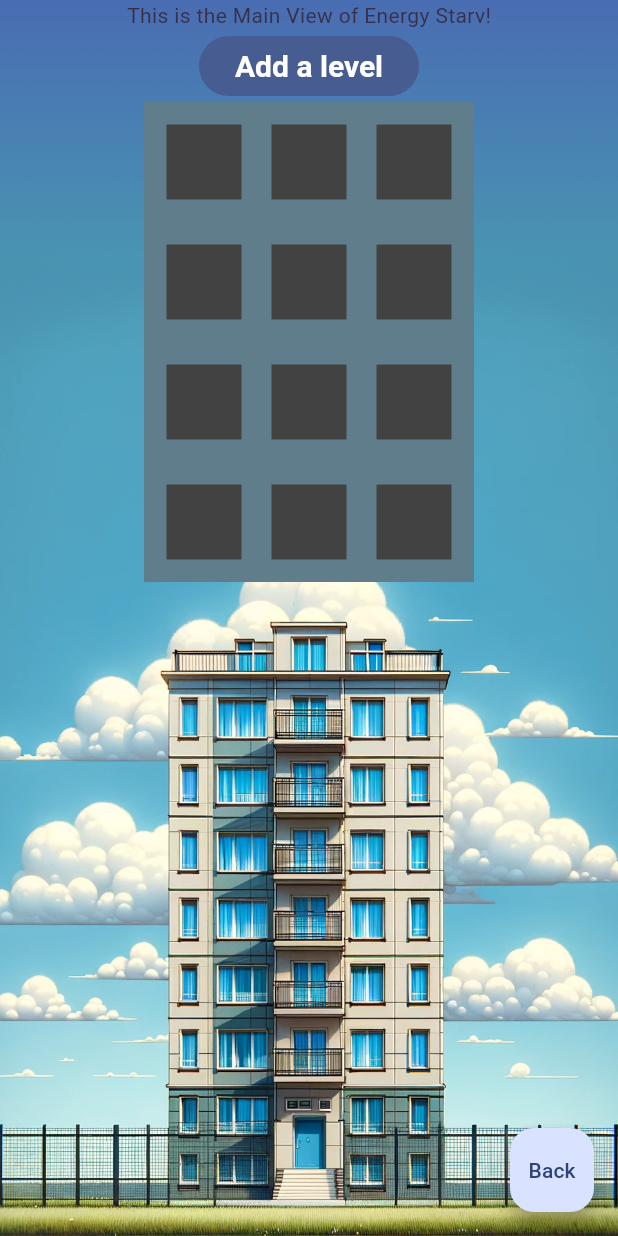
After one commit to ChTiSh/EnergyStarv, a Flutter app: the MainView screen opened by its route, on a phone screen of 412 x 824 dp. The commit adds this screen. Run offline on Flutter 3.47's test engine with Material 3 defaults, Android fonts, the phone set to English and light mode, and no system bars; our stand-ins replace audioplayers, go_router, shared_preferences; accounts and stored records are empty.

Commit message:
Created simple BuildingLevel and Widget, preliminary background image

```diff
--- /dev/null
+++ b/devtools_options.yaml
@@ -0,0 +1 @@
+extensions:
--- a/lib/main_menu/main_menu_screen.dart
+++ b/lib/main_menu/main_menu_screen.dart
@@ -55,6 +55,11 @@ class MainMenuScreen extends StatelessWidget {
               child: const Text('Settings'),
             ),
             _gap,
+            MyButton(
+              onPressed: () => GoRouter.of(context).push('/starv'),
+              child: const Text('Starv'),
+            ),
+            _gap,
             Padding(
               padding: const EdgeInsets.only(top: 32),
               child: ValueListenableBuilder<bool>(
--- a/lib/router.dart
+++ b/lib/router.dart
@@ -2,6 +2,9 @@
 // for details. All rights reserved. Use of this source code is governed by a
 // BSD-style license that can be found in the LICENSE file.
 
+import 'dart:ui';
+
+import 'package:basic/starv_components/main_view.dart';
 import 'package:flutter/foundation.dart';
 import 'package:go_router/go_router.dart';
 import 'package:provider/provider.dart';
@@ -25,6 +28,17 @@ final router = GoRouter(
       builder: (context, state) => const MainMenuScreen(key: Key('main menu')),
       routes: [
         GoRoute(
+          name: 'starv',
+          path: 'starv',
+          pageBuilder: (context, state) => buildMyTransition<void>(
+            key: ValueKey('starv'),
+            color: context.watch<Palette>().backgroundLevelSelection,
+            child: MainView(
+              key: Key('starv main view'),
+            ),
+          ),
+        ),
+        GoRoute(
             path: 'play',
             pageBuilder: (context, state) => buildMyTransition<void>(
                   key: ValueKey('play'),
@@ -38,8 +52,7 @@ final router = GoRouter(
                 path: 'session/:level',
                 pageBuilder: (context, state) {
                   final levelNumber = int.parse(state.pathParameters['level']!);
-                  final level =
-                      gameLevels.singleWhere((e) => e.number == levelNumber);
+                  final level = gameLevels.singleWhere((e) => e.number == levelNumber);
                   return buildMyTransition<void>(
                     key: ValueKey('level'),
                     color: context.watch<Palette>().backgroundPlaySession,
@@ -79,8 +92,7 @@ final router = GoRouter(
             ]),
         GoRoute(
           path: 'settings',
-          builder: (context, state) =>
-              const SettingsScreen(key: Key('settings')),
+          builder: (context, state) => const SettingsScreen(key: Key('settings')),
         ),
       ],
     ),
--- /dev/null
+++ b/lib/starv_components/building_level.dart
@@ -0,0 +1,37 @@
+import 'package:basic/starv_components/window.dart';
+import 'package:flutter/material.dart';
+
+class BuildingLevel extends StatefulWidget {
+  const BuildingLevel({super.key});
+
+  @override
+  State<BuildingLevel> createState() => _BuildingLevelState();
+}
+
+class _BuildingLevelState extends State<BuildingLevel> {
+  @override
+  Widget build(BuildContext context) {
+    return Center(
+      child: Row(
+        mainAxisAlignment: MainAxisAlignment.center,
+        children: [
+          Container(
+            width: 220,
+            height: 80,
+            color: Colors.blueGrey,
+            child: Row(
+              mainAxisAlignment: MainAxisAlignment.center,
+              children: [
+                Window(),
+                SizedBox(width: 10),
+                Window(),
+                SizedBox(width: 10),
+                Window(),
+              ],
+            ),
+          ),
+        ],
+      ),
+    );
+  }
+}
--- /dev/null
+++ b/lib/starv_components/main_view.dart
@@ -0,0 +1,72 @@
+import 'package:basic/style/my_button.dart';
+import 'package:flutter/material.dart';
+import 'package:go_router/go_router.dart';
+import 'package:logging/logging.dart';
+import 'building_level.dart';
+
+Logger logger = Logger('MainView');
+
+class MainView extends StatefulWidget {
+  MainView({super.key});
+
+  @override
+  State<MainView> createState() => _MainViewState();
+
+  final List<BuildingLevel> levels = <BuildingLevel>[
+    const BuildingLevel(),
+    const BuildingLevel(),
+    const BuildingLevel(),
+    const BuildingLevel(),
+  ];
+}
+
+class _MainViewState extends State<MainView> {
+  void addLevel() {
+    logger.info('Adding a level');
+    setState(() {
+      widget.levels.add(const BuildingLevel());
+    });
+  }
+
+  @override
+  Widget build(BuildContext context) {
+    return Scaffold(
+      body: Container(
+        decoration: BoxDecoration(
+          image: DecorationImage(
+            image: AssetImage("lib/images/starv_background.png"),
+            fit: BoxFit.cover,
+          ),
+        ),
+        child: Expanded(
+          child: Align(
+            alignment: Alignment.bottomCenter,
+            child: Column(
+              mainAxisAlignment: MainAxisAlignment.end,
+              mainAxisSize: MainAxisSize.max,
+              children: [
+                Text('This is the Main View of Energy Starv!'),
+                MyButton(
+                  onPressed: () => addLevel(),
+                  child: Text('Add a level'),
+                ),
+                Expanded(
+                  child: ListView.builder(
+                    itemCount: widget.levels.length,
+                    itemBuilder: (context, index) {
+                      return BuildingLevel();
+                    },
+                  ),
+                ),
+              ],
+            ),
+          ),
+        ),
+      ),
+      floatingActionButton: FloatingActionButton(
+        onPressed: () => GoRouter.of(context).pop(),
+        child: const Text('Back'),
+      ),
+    );
+  }
+}
--- /dev/null
+++ b/lib/starv_components/window.dart
@@ -0,0 +1,27 @@
+import 'package:flutter/material.dart';
+
+class Window extends StatefulWidget {
+  Window({super.key});
+
+  @override
+  State<Window> createState() => _WindowState();
+
+  bool lightsOn = false;
+}
+
+class _WindowState extends State<Window> {
+  @override
+  Widget build(BuildContext context) {
+    return GestureDetector(
+      onTap: () => setState(() => widget.lightsOn = !widget.lightsOn),
+      child: Padding(
+        padding: const EdgeInsets.all(5.0),
+        child: Container(
+          width: 50,
+          height: 50,
+          color: widget.lightsOn ? Colors.yellow[100] : Colors.grey[800],
+        ),
+      ),
+    );
+  }
+}
--- a/pubspec.yaml
+++ b/pubspec.yaml
@@ -34,6 +34,7 @@ flutter:
     - assets/images/
     - assets/music/
     - assets/sfx/
+    - lib/images/
 
   fonts:
     - family: Permanent Marker
```
Also changed, not shown: lib/images/starv_background.png (added).
